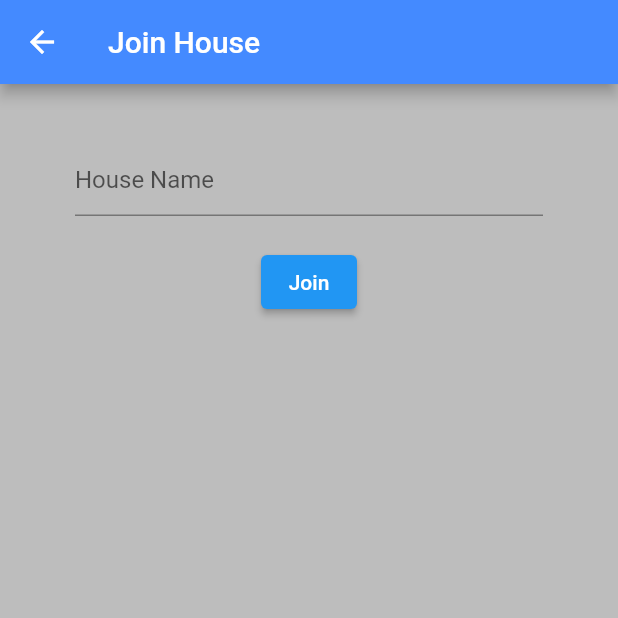
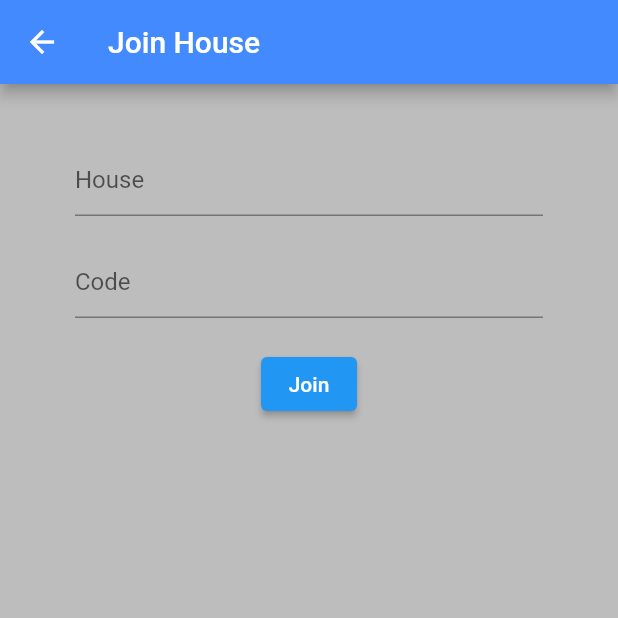
Before and after one commit to willdoyle757/Home-Manager, a Flutter app: the screen it shows once a user with an empty profile is signed in, after a tap on "Join House", on a phone screen of 412 x 824 dp, the top half of it. Run offline on Flutter 3.47's test engine with Material 2 defaults, Android fonts, the phone set to English and light mode, and no system bars; our stand-ins replace cloud_firestore, firebase_auth, firebase_core, firebase_database; accounts and stored records are empty.

Commit message:
Added House Joining and display of house mates

```diff
--- a/lib/screens/Home_Screens/home.dart
+++ b/lib/screens/Home_Screens/home.dart
@@ -27,8 +27,11 @@ class _HomePageState extends State<HomePage> {
     return StreamProvider.value(
       value: DatabaseService(user!.uid).residents,
       initialData: null,
-      child: Home_Appbar()
-
+      child:StreamProvider.value(
+        value: DatabaseService(user.uid).houses,
+        initialData: null,
+        child: Home_Appbar()
+      )
     );
   }
 }
--- a/lib/screens/Home_Screens/home_appbar.dart
+++ b/lib/screens/Home_Screens/home_appbar.dart
@@ -46,9 +46,12 @@ class _Home_AppbarState extends State<Home_Appbar> {
 
     return
       StreamProvider.value(
-        value: database.reservation,
+        value: database.housemates,
         initialData: null,
-        child: Scaffold(
+        child: StreamProvider.value(
+          value: database.reservation,
+          initialData: null,
+          child: Scaffold(
       backgroundColor: Colors.grey.shade400,
       appBar: AppBar(
         backgroundColor: Colors.blueAccent,
@@ -86,6 +89,7 @@ class _Home_AppbarState extends State<Home_Appbar> {
         child: const Icon(Icons.add),
       ) : null
         )
+      )
     );
   }
 
--- a/lib/screens/Home_Screens/home_new_house.dart
+++ b/lib/screens/Home_Screens/home_new_house.dart
@@ -2,6 +2,7 @@ import 'package:cloud_firestore/cloud_firestore.dart';
 import 'package:firebase_auth/firebase_auth.dart';
 import 'package:flutter/cupertino.dart';
 import 'package:flutter/material.dart';
+import 'package:home_manager/models/household.dart';
 import 'package:home_manager/models/resident.dart';
 import 'package:provider/provider.dart';
 
@@ -27,6 +28,7 @@ class _home_new_houseState extends State<home_new_house> {
     final user = Provider.of<User?>(context);
     final DatabaseService database = DatabaseService(user!.uid);
     final residents = database.residentListFromSnapshot(residentsSnap);
+    final houses = Provider.of<List<household>>(context);
 
     residents.forEach((resident) {
       if (resident.ID == user.uid){
@@ -69,7 +71,13 @@ class _home_new_houseState extends State<home_new_house> {
             onPressed: () async {
               Navigator.of(context).push(
                 MaterialPageRoute(
-                    builder: (context) => joinHouse()
+                  builder: (context) => Provider(
+                    create: (context) => houses,
+                    builder: (context, child) => Provider(
+                        create: (context) => name,
+                        builder: (context, child) =>joinHouse()
+                    )
+                  )
                 )
               );
             },
@@ -152,8 +160,20 @@ class joinHouse extends StatefulWidget {
 }
 
 class _joinHouseState extends State<joinHouse> {
+
+  String houseName = '';
+  String code = '';
+  household tempHouse = household('', '');
+  household house = household('', '');
+
   @override
   Widget build(BuildContext context) {
+
+    final houses = Provider.of<List<household>>(context);
+    final user = Provider.of<User?>(context);
+    final name = Provider.of<String>(context);
+    final DatabaseService database = DatabaseService(user!.uid);
+
     return Scaffold(
         backgroundColor: Colors.grey.shade400,
         appBar: AppBar(
@@ -170,16 +190,37 @@ class _joinHouseState extends State<joinHouse> {
                   SizedBox(height: 20.0,),
                   //resource
                   TextFormField(
-                      decoration: InputDecoration(hintText: 'House Name'),
+                    decoration: InputDecoration(hintText: 'House'),
                     onChanged: (val) {
+                      houseName = val;
 
+                      houses.forEach((h) {
+                        if (h.name == houseName){
+                          tempHouse = h;
+                        }
+                      });
+
+                    },
+                  ),
+                  SizedBox(height: 20.0,),
+                  //resource
+                  TextFormField(
+                    decoration: InputDecoration(hintText: 'Code'),
+                    onChanged: (val) {
+                      code = val;
                     },
                   ),
                   SizedBox(height: 20.0,),
                   //end
                   ElevatedButton(
                       onPressed: () async {
+                        if (tempHouse.code == code){
+                          house = tempHouse;
+                          database.updateUserData(name , true, house.name);
+                          database.updateHouseUserData(house.name, name);
+                        }
 
+                        Navigator.pop(context);
                       },
                       child: Text('Join')
                   ),
--- a/lib/services/database.dart
+++ b/lib/services/database.dart
@@ -1,6 +1,7 @@
 import 'dart:core';
 
 import 'package:cloud_firestore/cloud_firestore.dart';
+import 'package:home_manager/models/household.dart';
 import 'package:home_manager/models/reservation.dart';
 import 'package:home_manager/models/resident.dart';
 import 'package:home_manager/models/user.dart';
@@ -88,4 +89,32 @@ class DatabaseService {
     return housesCollection.doc(houseName).collection('residents').doc(uid).collection('reservations').snapshots().map(reservationListFromSnapshot);
   }
 
+  List<household> householdFromSnapshot(QuerySnapshot snapshot){
+    return snapshot.docs.map((DocumentSnapshot doc) {
+      return household(
+          doc['name'],
+          doc['code']
+      );
+    }).toList();
+  }
+
+  Stream<List<household>> get houses{
+    return housesCollection.snapshots().map(householdFromSnapshot);
+  }
+
+  List<Resident> housematesFromSnapshot(QuerySnapshot snapshot){
+    return snapshot.docs.map((DocumentSnapshot doc) {
+      return Resident(
+          doc.get('name') ?? ' ',
+          doc.id,
+          doc.get('inHouse'),
+          doc.get('houseName')
+      );
+    }).toList();
+  }
+
+  Stream<List<Resident>> get housemates{
+    return housesCollection.doc(houseName).collection('residents').snapshots().map(housematesFromSnapshot);
+  }
+
 }
```
Also changed, not shown: lib/screens/Home_Screens/home_dashboard.dart (+31 -5 lines). Lines whose indentation alone changed are shown as unchanged.
